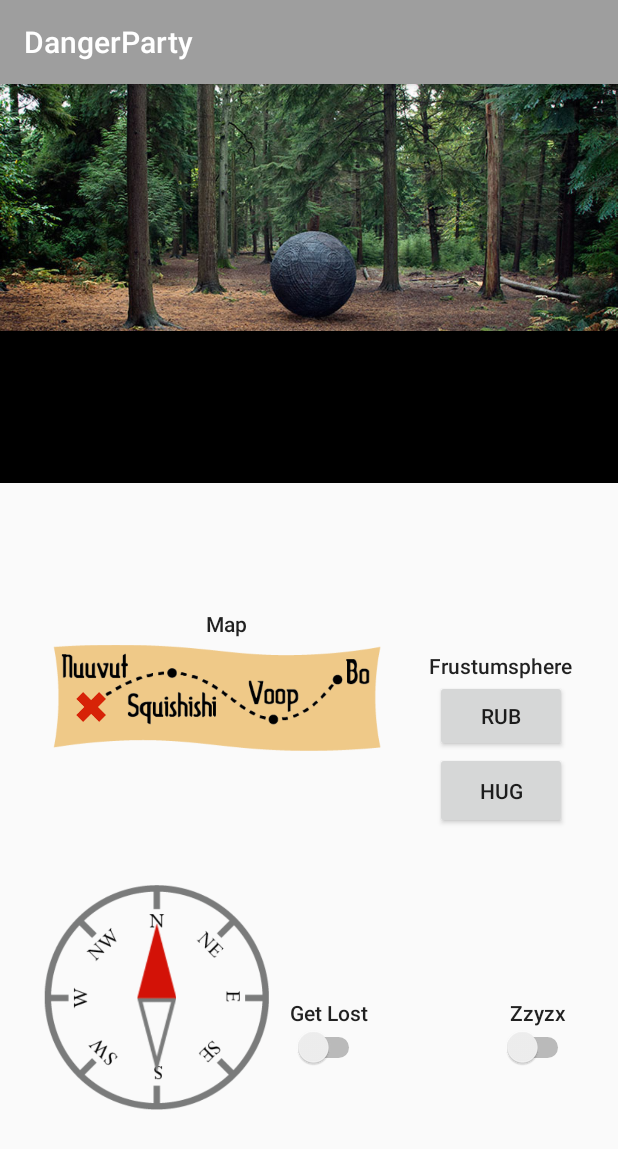
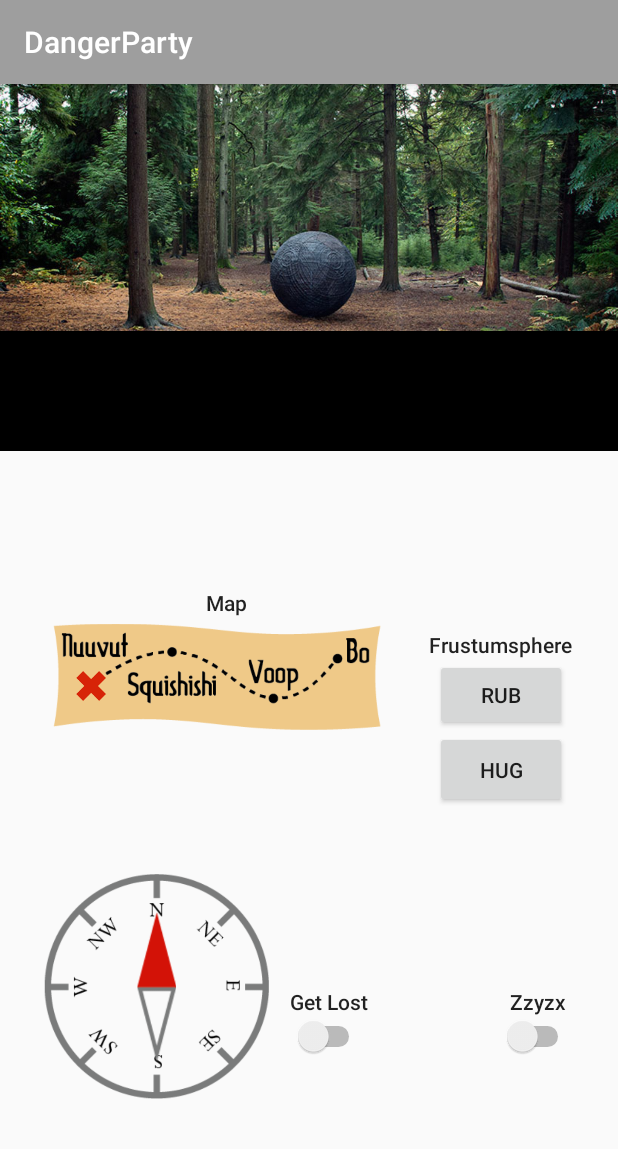
Before and after one commit to cathywang2748/DangerParty, an Android app: the GameActivity screen opened directly, with no data from a screen before it, on a phone screen of 412 x 824 dp. Shown: the top 1149 px of the screen. Run offline under Robolectric (Android 15) with nearby library versions, the phone set to English and light mode, and no system bars.

Commit message:
fragmentation of levels

```diff
--- a/app/src/main/java/com/kaplanteam/cathy/dangerparty/BackgroundActivity.java
+++ b/app/src/main/java/com/kaplanteam/cathy/dangerparty/BackgroundActivity.java
@@ -23,7 +23,7 @@ public class BackgroundActivity extends AppCompatActivity {
     @SuppressLint("ClickableViewAccessibility")
     protected void onCreate(Bundle savedInstanceState) {
         super.onCreate(savedInstanceState);
-        setContentView(R.layout.activity_game);
+        setContentView(R.layout.background);
         Intent i = getIntent();
         ii=0;
 
--- /dev/null
+++ b/app/src/main/java/com/kaplanteam/cathy/dangerparty/FragmentLevel1A.java
@@ -0,0 +1,165 @@
+package com.kaplanteam.cathy.dangerparty;
+
+import android.annotation.SuppressLint;
+import android.os.Bundle;
+import android.support.annotation.Nullable;
+import android.support.v4.app.Fragment;
+import android.support.v4.view.MotionEventCompat;
+import android.view.LayoutInflater;
+import android.view.MotionEvent;
+import android.view.View;
+import android.view.ViewGroup;
+import android.widget.Button;
+import android.widget.CompoundButton;
+import android.widget.ImageView;
+import android.widget.Switch;
+
+import java.util.ArrayList;
+
+/**
+ * Created by Cole on 3/24/18.
+ */
+
+public class FragmentLevel1A extends Fragment implements View.OnTouchListener, View.OnClickListener, CompoundButton.OnCheckedChangeListener {
+    private double angle;
+    private Switch getLostSwitch, zzyxzSwitch;
+    private Button rub, hug;
+
+    @Nullable
+    @Override
+    public View onCreateView(LayoutInflater inflater, @Nullable ViewGroup container, @Nullable Bundle savedInstanceState) {
+        super.onCreateView(inflater, container, savedInstanceState);
+        View rootView = inflater.inflate(R.layout.level1a, container, false);
+
+        //wire any widgets -- must use rootView.findViewById
+        angle = 0;
+        final ImageView needle = rootView.findViewById(R.id.imageView_compass_needle);
+        final ImageView xMark = rootView.findViewById(R.id.imageView_x);
+        needle.setOnTouchListener(this);
+        xMark.setOnTouchListener(this);
+
+        wireWidgetsA(rootView);
+        setListenersA();
+
+        //get any other initial set up done
+
+        //return the view that we inflated
+        return rootView;
+    }
+
+    private void wireWidgetsA(View rootView) {
+        rub = rootView.findViewById(R.id.button_rub);
+        hug = rootView.findViewById(R.id.button_hug);
+        getLostSwitch = rootView.findViewById(R.id.switch1);
+        zzyxzSwitch = rootView.findViewById(R.id.switch2);
+    }
+
+    @SuppressLint("ClickableViewAccessibility")
+    private void setListenersA() {
+        rub.setOnClickListener(this);
+        hug.setOnClickListener(this);
+        getLostSwitch.setOnCheckedChangeListener(this);
+        zzyxzSwitch.setOnCheckedChangeListener(this);
+    }
+
+    @Override
+    public void onClick(View view) {
+        switch(view.getId()) {
+            case R.id.button_rub:
+                break;
+            case R.id.button_hug:
+                break;
+        }
+    }
+
+    @Override
+    public boolean onTouch(View view, MotionEvent motionEvent) {
+        int action = MotionEventCompat.getActionMasked(motionEvent);
+
+        if(view.getId() == R.id.imageView_compass_needle){
+            switch(action) {
+                case (MotionEvent.ACTION_DOWN) :
+                    return true;
+                case (MotionEvent.ACTION_MOVE) :
+                    float ivposx =  (view.getBottom() - view.getTop()) /2 - 75;
+                    float ivposy = (view.getRight() - view.getLeft()) /2 + 80;
+                    float me = motionEvent.getY();
+                    float x = motionEvent.getX() - ivposx;
+                    float y = ivposy - motionEvent.getY();
+                    if(x!=0){
+                        double theta = Math.atan(y/x);
+                        theta = theta * 180/Math.PI;
+                        if(x < 0){theta -= 180;}
+                        theta = 90 - theta;
+                        angle = theta + angle;
+                        view.setRotation((float)angle);
+                    }
+                    return true;
+                case (MotionEvent.ACTION_UP) :
+                    angle = Math.round(angle/45)*45;
+                    view.setRotation((float)angle);
+                    return true;
+                default :
+                    return false;
+            }
+        }
+        else if (view.getId() == R.id.imageView_x){
+            float x, y, currentX, currentY;
+            switch(action) {
+                case (MotionEvent.ACTION_DOWN):
+                    return true;
+                case (MotionEvent.ACTION_MOVE):
+                    x = motionEvent.getX();
+                    y = motionEvent.getY();
+                    currentX = view.getX();
+                    currentY = view.getY();
+                    view.setX(x + currentX - 32);
+                    view.setY(y + currentY - 32);
+                    return true;
+                case (MotionEvent.ACTION_UP):
+                    //snap to nearest 0 (71), 260, 496, 648
+                    x = motionEvent.getX();
+                    y = motionEvent.getY();
+                    currentX = view.getX();
+                    currentY = view.getY();
+                    ArrayList<Float> locations = new ArrayList<>();
+                    locations.add((float)71);
+                    locations.add((float)260);
+                    locations.add((float)496);
+                    locations.add((float)648);
+                    float minval = locations.get(0);
+                    int min = 0;
+                    for(int i = 1;i < locations.size();i++){
+                        if (Math.pow(minval-(x+currentX), 2) > Math.pow(locations.get(i)-(x+currentX), 2)){
+                            minval = locations.get(i);
+                            min = i;
+                        }
+                    }
+                    view.setX(minval);
+                    if(min == 0)
+                        view.setY(192);
+                    else if(min == 1)
+                        view.setY(114);
+                    else if(min == 2)
+                        view.setY(220);
+                    else
+                        view.setY(130);
+                    return true;
+                default:
+                    return false;
+            }
+        }
+        else
+            return false;
+    }
+
+    @Override
+    public void onCheckedChanged(CompoundButton compoundButton, boolean b) {
+        switch(compoundButton.getId()){
+            case R.id.switch1:
+                break;
+            case R.id.switch2:
+                break;
+        }
+    }
+}
--- a/app/src/main/java/com/kaplanteam/cathy/dangerparty/GameActivity.java
+++ b/app/src/main/java/com/kaplanteam/cathy/dangerparty/GameActivity.java
@@ -1,133 +1,40 @@
 package com.kaplanteam.cathy.dangerparty;
 
-import android.annotation.SuppressLint;
 import android.content.Intent;
 import android.os.Bundle;
-import android.support.v4.view.MotionEventCompat;
+import android.support.v4.app.Fragment;
+import android.support.v4.app.FragmentManager;
 import android.support.v7.app.AppCompatActivity;
-import android.view.MotionEvent;
-import android.view.View;
-import android.widget.ImageView;
-
-import java.util.ArrayList;
 
 /**
  * Created by Cole on 3/22/18.
  */
 
-public class GameActivity extends AppCompatActivity implements View.OnClickListener, View.OnTouchListener {
-    private double angle;
+public class GameActivity extends AppCompatActivity {
+    private Fragment currentFragment;
 
-    @SuppressLint("ClickableViewAccessibility")
     protected void onCreate(Bundle savedInstanceState) {
         super.onCreate(savedInstanceState);
-        setContentView(R.layout.level1a); //later change to if statement or something
+        setContentView(R.layout.activity_game); //later change to if statement or something
         Intent i = getIntent();
 
-
-        final ImageView needle = findViewById(R.id.imageView_compass_needle);
-        angle = 0;
-        needle.setOnTouchListener(this);
-
-        final ImageView xMark = findViewById(R.id.imageView_x);
-        xMark.setOnTouchListener(this);
-
-        wireWidgets();
-        setOnClickListeners();
-
+        if(Math.random() < 0.5){
+            currentFragment = new FragmentLevel1A();
+            switchToNewScreen();
+        }
+        else{
+            currentFragment = new FragmentLevel1B();
+            switchToNewScreen();
+        }
     }
 
-    private void wireWidgets() {
-
-    }
-
-    private void setOnClickListeners() {
-
-    }
-
-    @Override
-    public void onClick(View view) {
-
-    }
-
-    @Override
-    public boolean onTouch(View view, MotionEvent motionEvent) {
-        int action = MotionEventCompat.getActionMasked(motionEvent);
-
-        if(view.getId() == R.id.imageView_compass_needle){
-            switch(action) {
-                case (MotionEvent.ACTION_DOWN) :
-                    return true;
-                case (MotionEvent.ACTION_MOVE) :
-                    float ivposx =  (view.getBottom() - view.getTop()) /2 - 75;
-                    float ivposy = (view.getRight() - view.getLeft()) /2 + 80;
-                    float me = motionEvent.getY();
-                    float x = motionEvent.getX() - ivposx;
-                    float y = ivposy - motionEvent.getY();
-                    if(x!=0){
-                        double theta = Math.atan(y/x);
-                        theta = theta * 180/Math.PI;
-                        if(x < 0){theta -= 180;}
-                        theta = 90 - theta;
-                        angle = theta + angle;
-                        view.setRotation((float)angle);
-                    }
-                    return true;
-                case (MotionEvent.ACTION_UP) :
-                    angle = Math.round(angle/45)*45;
-                    view.setRotation((float)angle);
-                    return true;
-                default :
-                    return false;
-            }
+    private void switchToNewScreen() {
+        //tell the fragment manager that if our current fragment isn't null, to replace whatever is there with it
+        FragmentManager fm = getSupportFragmentManager();
+        if (currentFragment != null) {
+            fm.beginTransaction()
+                    .replace(R.id.fragment_container, currentFragment)
+                    .commit();
         }
-        else if (view.getId() == R.id.imageView_x){
-            float x, y, currentX, currentY;
-            switch(action) {
-                case (MotionEvent.ACTION_DOWN):
-                    return true;
-                case (MotionEvent.ACTION_MOVE):
-                    x = motionEvent.getX();
-                    y = motionEvent.getY();
-                    currentX = view.getX();
-                    currentY = view.getY();
-                    view.setX(x + currentX - 32);
-                    view.setY(y + currentY - 32);
-                    return true;
-                case (MotionEvent.ACTION_UP):
-                    //snap to nearest 0 (71), 260, 496, 648
-                    x = motionEvent.getX();
-                    y = motionEvent.getY();
-                    currentX = view.getX();
-                    currentY = view.getY();
-                    ArrayList<Float> locations = new ArrayList<>();
-                    locations.add((float)71);
-                    locations.add((float)260);
-                    locations.add((float)496);
-                    locations.add((float)648);
-                    float minval = locations.get(0);
-                    int min = 0;
-                    for(int i = 1;i < locations.size();i++){
-                        if (Math.pow(minval-(x+currentX), 2) > Math.pow(locations.get(i)-(x+currentX), 2)){
-                            minval = locations.get(i);
-                            min = i;
-                        }
-                    }
-                    view.setX(minval);
-                    if(min == 0)
-                        view.setY(192);
-                    else if(min == 1)
-                        view.setY(114);
-                    else if(min == 2)
-                        view.setY(220);
-                    else
-                        view.setY(130);
-                    return true;
-                default:
-                    return false;
-            }
-        }
-        else
-            return false;
     }
 }
--- a/app/src/main/res/layout/level1a.xml
+++ b/app/src/main/res/layout/level1a.xml
@@ -21,12 +21,22 @@
     <View
         android:id="@+id/textBackground"
         android:layout_width="match_parent"
+        android:layout_height="80dp"
+        android:background="@color/wordBackground"
+        android:visibility="visible"
+        app:layout_constraintEnd_toEndOf="parent"
+        app:layout_constraintHorizontal_bias="0.0"
+        app:layout_constraintStart_toStartOf="parent"
+        app:layout_constraintTop_toBottomOf="@+id/imageView_cover" />
+
+    <View
+        android:id="@+id/timer"
+        android:layout_width="match_parent"
         android:layout_height="0dp"
         android:background="@color/wordBackground"
         android:visibility="visible"
-        app:layout_constraintBottom_toBottomOf="@+id/timer"
+        app:layout_constraintBottom_toBottomOf="@+id/textBackground"
         app:layout_constraintEnd_toEndOf="parent"
-        app:layout_constraintHorizontal_bias="0.0"
         app:layout_constraintStart_toStartOf="parent"
         app:layout_constraintTop_toBottomOf="@+id/imageView_cover" />
 
@@ -41,26 +51,6 @@
         app:layout_constraintStart_toStartOf="@+id/guideline"
         app:layout_constraintTop_toBottomOf="@+id/imageView_cover"
         tools:text="Rub the Sphere" />
-
-    <ImageView
-        android:id="@+id/imageView_timer"
-        android:layout_width="wrap_content"
-        android:layout_height="24dp"
-        app:layout_constraintBottom_toBottomOf="@+id/timer"
-        app:layout_constraintEnd_toEndOf="parent"
-        app:layout_constraintStart_toStartOf="parent"
-        app:srcCompat="@drawable/timer" />
-
-    <View
-        android:id="@+id/timer"
-        android:layout_width="match_parent"
-        android:layout_height="24dp"
-        android:layout_marginTop="24dp"
-        android:background="@color/wordBackground"
-        android:visibility="visible"
-        app:layout_constraintEnd_toEndOf="parent"
-        app:layout_constraintStart_toStartOf="parent"
-        app:layout_constraintTop_toBottomOf="@+id/textView" />
 
     <android.support.constraint.ConstraintLayout
         android:id="@+id/ConstraintLayout_buttons"
@@ -83,16 +73,16 @@
             app:layout_constraintTop_toTopOf="parent" />
 
         <Button
-            android:id="@+id/button2B"
+            android:id="@+id/button_hug"
             android:layout_width="wrap_content"
             android:layout_height="51dp"
             android:text="Hug"
-            app:layout_constraintEnd_toEndOf="@+id/button2A"
-            app:layout_constraintStart_toStartOf="@+id/button2A"
-            app:layout_constraintTop_toBottomOf="@+id/button2A" />
+            app:layout_constraintEnd_toEndOf="@+id/button_rub"
+            app:layout_constraintStart_toStartOf="@+id/button_rub"
+            app:layout_constraintTop_toBottomOf="@+id/button_rub" />
 
         <Button
-            android:id="@+id/button2A"
+            android:id="@+id/button_rub"
             android:layout_width="wrap_content"
             android:layout_height="wrap_content"
             android:text="Rub"
@@ -220,7 +210,7 @@
         app:layout_constraintEnd_toStartOf="@+id/ConstraintLayout_buttons"
         app:layout_constraintHorizontal_bias="0.5"
         app:layout_constraintStart_toStartOf="@+id/guideline"
-        app:layout_constraintTop_toBottomOf="@+id/imageView_timer">
+        app:layout_constraintTop_toBottomOf="@+id/textBackground">
 
         <TextView
             android:id="@+id/TextView_map"
--- a/build.gradle
+++ b/build.gradle
@@ -7,7 +7,7 @@ buildscript {
         jcenter()
     }
     dependencies {
-        classpath 'com.android.tools.build:gradle:3.0.0'
+        classpath 'com.android.tools.build:gradle:3.0.1'
 
 
         // NOTE: Do not place your application dependencies here; they belong
```
Also changed, not shown: app/src/main/java/com/kaplanteam/cathy/dangerparty/FragmentLevel1B.java (added, +83 -0 lines), app/src/main/res/layout/activity_game.xml (+1 -26 lines), app/src/main/res/layout/background.xml (added, +34 -0 lines), app/src/main/res/layout/level1b.xml (+51 -61 lines).
